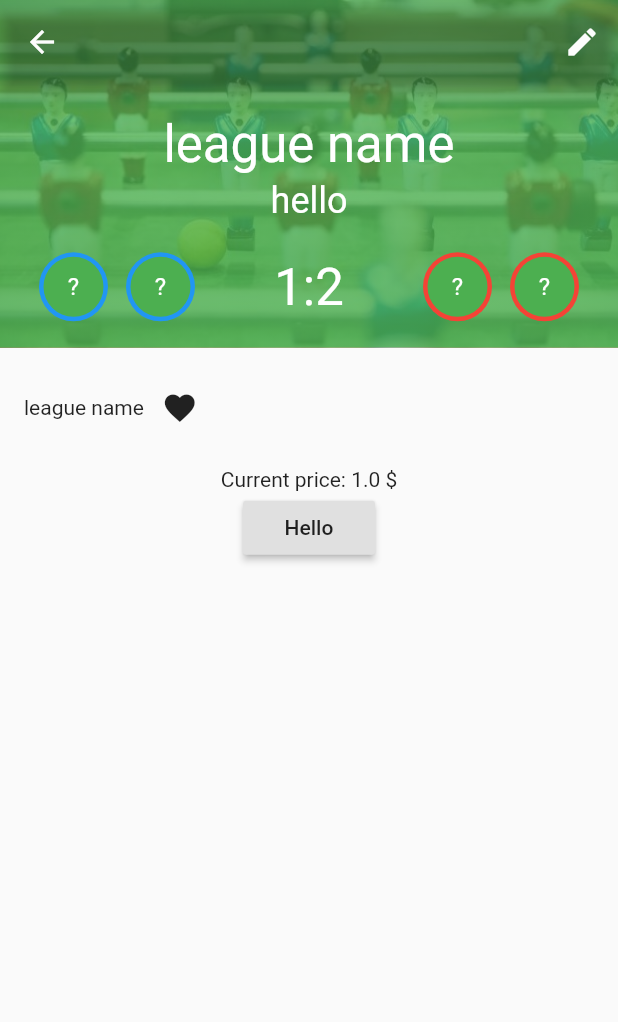
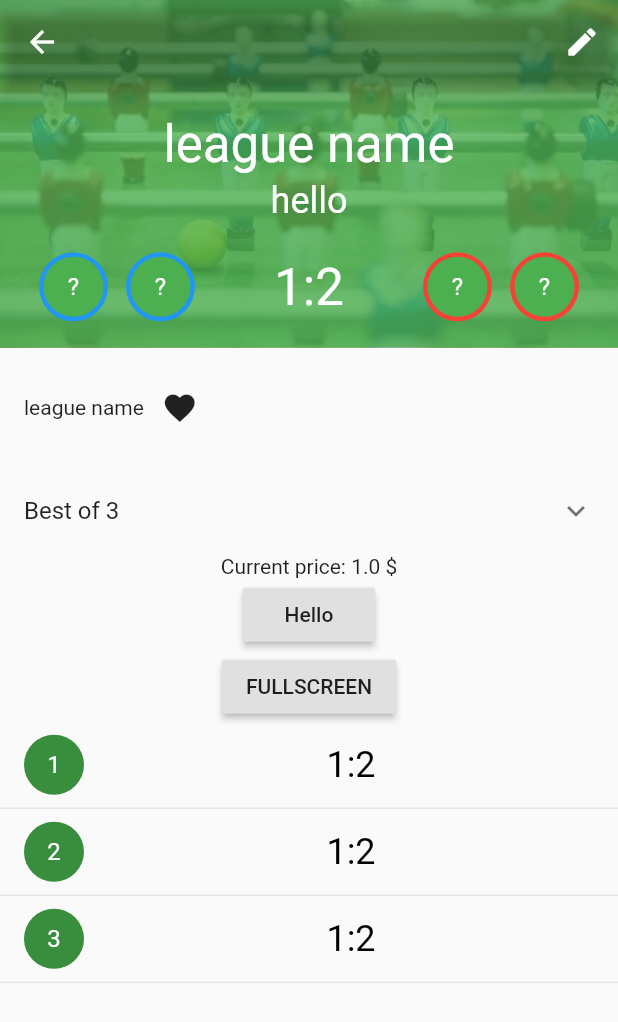
Before and after one commit to alefebvre-fixit/ya-bab-flutter, a Flutter app: the MatchWidget screen opened directly with empty values, on a phone screen of 412 x 824 dp. Shown: the top 1022 px of the screen. Run offline on Flutter 3.47's test engine with Material 2 defaults, Android fonts, the phone set to English and light mode, and no system bars; our stand-ins replace cloud_firestore, community_material_icon, firebase_auth, google_sign_in, numberpicker; accounts and stored records are empty.

Commit message:
add game dialog

```diff
--- a/lib/match/match.page.dart
+++ b/lib/match/match.page.dart
@@ -1,7 +1,9 @@
 import 'package:flutter/material.dart';
 import 'package:meta/meta.dart';
+import 'package:yabab/match/game.dialog.dart';
 import 'package:yabab/match/match.model.dart';
 import 'package:numberpicker/numberpicker.dart';
+import 'package:yabab/match/match.service.dart';
 
 class MatchWidget extends StatelessWidget {
   final MatchMaking match;
@@ -23,10 +25,19 @@ class MatchWidget extends StatelessWidget {
             new IconButton(icon: new Icon(Icons.favorite), onPressed: () {}),
           ]),
         ),
+        new ExpansionTile(
+            title: const Text('Best of 3'),
+            backgroundColor: Theme.of(context).accentColor.withOpacity(0.025),
+            children: const <Widget>[
+              const ListTile(title: const Text('Best of 1')),
+              const ListTile(title: const Text('Best of 3')),
+              const ListTile(title: const Text('Best of 5')),
+            ]
+        ),
+        new DetailedScore(),
+        new Expanded(child: new GameList(match))
 
-
-        new DetailedScore(),
-       // new Text("Current number: $_currentValue"),
+        // new Text("Current number: $_currentValue"),
       ],
     ));
   }
@@ -70,7 +81,16 @@ class _DetailedScoreState extends State<DetailedScore> {
                   new Center(
                   child: new Text("Current price: $_currentPrice \$"),
               ),
-              new RaisedButton(child: new Text('Hello'),onPressed: _showDialog)
+              new RaisedButton(child: new Text('Hello'),onPressed: _showDialog),
+              new RaisedButton(
+                  child: const Text('FULLSCREEN'),
+                  onPressed: () {
+                    Navigator.push(context, new MaterialPageRoute<DismissDialogAction>(
+                      builder: (BuildContext context) => new FullScreenDialogDemo(),
+                      fullscreenDialog: true,
+                    ));
+                  }
+              ),
             ]
         ),
     );
@@ -269,3 +289,74 @@ class PhotoHero extends StatelessWidget {
     );
   }
 }
+
+
+
+
+class GameList extends StatelessWidget {
+
+  GameList(this.match);
+
+  final MatchMaking match;
+
+  @override
+  Widget build(BuildContext context) {
+    return new FutureBuilder(
+      future: MatchService.instance.instanciate(),
+      builder: (BuildContext context, AsyncSnapshot snapshot) {
+        switch (snapshot.connectionState) {
+          default:
+            if (snapshot.hasError)
+              return new Text('Error: ${snapshot.error}');
+            else
+              return createListView(context, snapshot);
+        }
+      },
+    );
+  }
+
+  Widget createListView(BuildContext context, AsyncSnapshot snapshot) {
+    List<Game> values = snapshot.data;
+    return new ListView.builder(
+      itemCount: values!= null ? values.length: 0,
+      itemBuilder: (BuildContext context, int index) {
+        return new Column(
+          children: <Widget>[
+            new GameListTile(values[index]),
+            new Divider(
+              height: 2.0,
+            ),
+          ],
+        );
+      },
+    );
+  }
+}
+
+class GameListTile extends StatelessWidget {
+  final Game game;
+
+  GameListTile(this.game);
+
+  @override
+  Widget build(BuildContext context) {
+    return new ListTile(
+      onTap: () => {},
+      leading: new Hero(
+        tag: game.id,
+        child: new CircleAvatar(
+          child: new Text(game.id),
+        ),
+      ),
+      title: new Text(
+        '1' + ':' '2',
+        textAlign: TextAlign.center,
+        style: Theme
+            .of(context)
+            .textTheme
+            .headline
+            .copyWith(color: Colors.black),
+      ),
+    );
+  }
+}
```
Also changed, not shown: lib/match/game.dialog.dart (added, +180 -0 lines), lib/match/match.model.dart (+8 -22 lines), lib/match/match.service.dart (+10 -0 lines), pubspec.lock.
